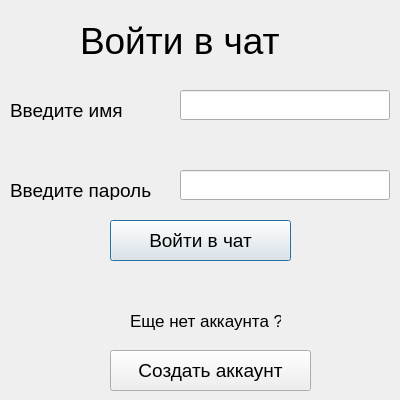
Above: login_Form/login.ui from AlexVBodrov/qt_dev_simple before the change. Below: the same form after it.
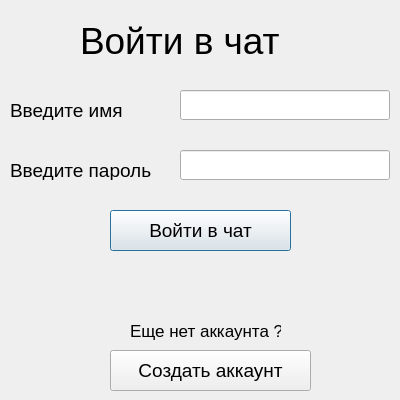
That is the form after the change.

Commit message: craete Login function & add users.db

Patch:
```diff
--- a/login_Form/login.ui
+++ b/login_Form/login.ui
@@ -67,7 +67,7 @@
    <property name="geometry">
     <rect>
      <x>10</x>
-     <y>180</y>
+     <y>160</y>
      <width>151</width>
      <height>20</height>
     </rect>
@@ -100,7 +100,7 @@
    <property name="geometry">
     <rect>
      <x>180</x>
-     <y>170</y>
+     <y>150</y>
      <width>210</width>
      <height>30</height>
     </rect>
@@ -118,7 +118,7 @@
    <property name="geometry">
     <rect>
      <x>110</x>
-     <y>220</y>
+     <y>210</y>
      <width>181</width>
      <height>41</height>
     </rect>
@@ -154,7 +154,7 @@
    <property name="geometry">
     <rect>
      <x>130</x>
-     <y>310</y>
+     <y>320</y>
      <width>151</width>
      <height>21</height>
     </rect>
@@ -163,6 +163,35 @@
     <string>Еще нет аккаунта ?</string>
    </property>
   </widget>
+  <widget class="QLabel" name="label_error_message">
+   <property name="geometry">
+    <rect>
+     <x>20</x>
+     <y>260</y>
+     <width>361</width>
+     <height>31</height>
+    </rect>
+   </property>
+   <property name="font">
+    <font>
+     <pointsize>14</pointsize>
+     <weight>50</weight>
+     <bold>false</bold>
+    </font>
+   </property>
+   <property name="styleSheet">
+    <string notr="true">color: rgb(255, 0, 0);</string>
+   </property>
+   <property name="text">
+    <string> </string>
+   </property>
+   <property name="alignment">
+    <set>Qt::AlignCenter</set>
+   </property>
+   <property name="wordWrap">
+    <bool>false</bool>
+   </property>
+  </widget>
  </widget>
  <resources/>
  <connections/>
```
The commit also changes 4 other files.
